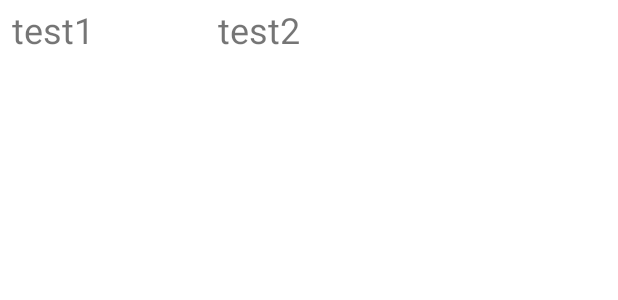
After one commit to icicala/MAD, an Android app: the layout spinner_currency_view.xml on its own in the app's theme, with its tools: preview values and no code run, on a phone screen of 412 x 824 dp. The commit adds this screen. Shown: the top 300 px of the screen. Run offline under Robolectric (Android 15) with nearby library versions, the phone set to English and light mode, and no system bars.

Commit message:
feat(Exercises 2) Exercise 2.5: Currency List (Custom Adapter)

```diff
--- a/app/src/main/java/de/thu/hallomad/MainActivity.java
+++ b/app/src/main/java/de/thu/hallomad/MainActivity.java
@@ -11,6 +11,8 @@ import android.widget.TextView;
 
 import java.math.RoundingMode;
 import java.text.DecimalFormat;
+import java.util.Arrays;
+import java.util.List;
 
 public class MainActivity extends AppCompatActivity {
     private Spinner spinnerFrom;
@@ -23,7 +25,7 @@ public class MainActivity extends AppCompatActivity {
         setContentView(R.layout.activity_main);
 
         data = new ExchangeRateDatabase();
-        ArrayAdapter<String> adapter = new ArrayAdapter<>(this, R.layout.spinner_item_view, R.id.id_spinner_item, data.getCurrencies());
+        CurrencyListAdapter adapter = new CurrencyListAdapter(data);
 
         /**
          * Spinner Source
@@ -45,7 +47,7 @@ public class MainActivity extends AppCompatActivity {
         String source = (String) spinnerFrom.getSelectedItem();
         String target = (String) spinnerTo.getSelectedItem();
         if (String.valueOf(insertValue.getText()).equals("")) {
-            insertValue.setText("1.00");
+            insertValue.setText(R.string.DefaultValue);
         }
         double valueInserted = Double.parseDouble(String.valueOf(insertValue.getText()));
         DecimalFormat decimalFormat = new DecimalFormat("#.#####");
--- /dev/null
+++ b/app/src/main/res/layout/spinner_currency_view.xml
@@ -0,0 +1,32 @@
+<?xml version="1.0" encoding="utf-8"?>
+<LinearLayout xmlns:android="http://schemas.android.com/apk/res/android"
+    android:layout_width="match_parent"
+    android:layout_height="match_parent"
+    android:orientation="horizontal">
+
+
+    <TextView
+        android:id="@+id/id_country"
+        android:layout_width="0dp"
+        android:layout_height="wrap_content"
+        android:layout_weight="1"
+        android:gravity="center_vertical"
+        android:minHeight="40dp"
+        android:paddingStart="8dp"
+        android:paddingEnd="8dp"
+        android:text="test1"
+        android:textSize="24sp" />
+
+    <TextView
+        android:id="@+id/id_currency"
+        android:layout_width="0dp"
+        android:layout_height="wrap_content"
+        android:layout_weight="2"
+        android:gravity="center_vertical|left"
+        android:minHeight="40dp"
+        android:paddingStart="8dp"
+        android:paddingEnd="8dp"
+
+        android:text="test2"
+        android:textSize="24sp" />
+</LinearLayout>
--- a/app/src/main/res/layout/spinner_item_view.xml
+++ b/app/src/main/res/layout/spinner_item_view.xml
@@ -6,6 +6,7 @@
     android:gravity="center_vertical"
     android:minHeight="40dp"
     android:paddingStart="8dp"
+    android:paddingEnd="8dp"
     android:textSize="24sp">
 
 </TextView>
--- a/app/src/main/res/values/strings.xml
+++ b/app/src/main/res/values/strings.xml
@@ -4,5 +4,6 @@
     <string name="_0_00">0.00</string>
     <string name="i_have">I Have</string>
     <string name="i_want">I Want</string>
+    <string name="DefaultValue">1.00</string>
 
 </resources>
```
Also changed, not shown: app/src/main/AndroidManifest.xml (+10 -10 lines), app/src/main/java/de/thu/hallomad/CurrencyListAdapter.java (added, +51 -0 lines).
